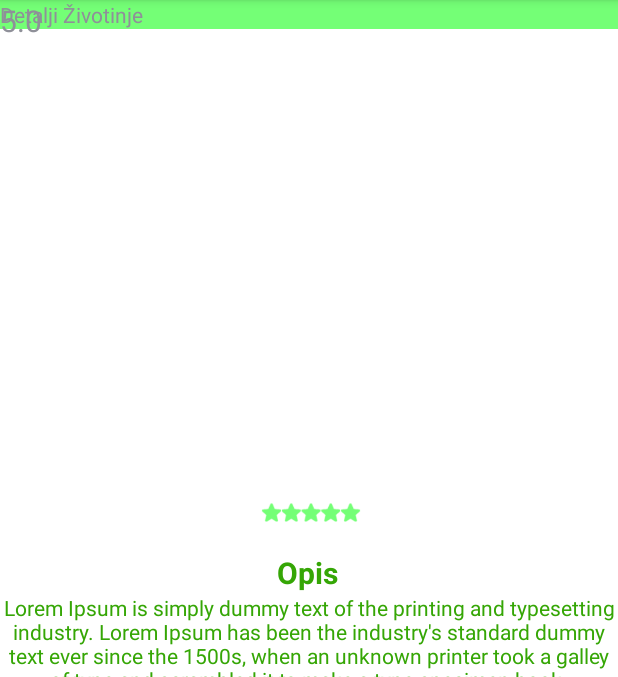
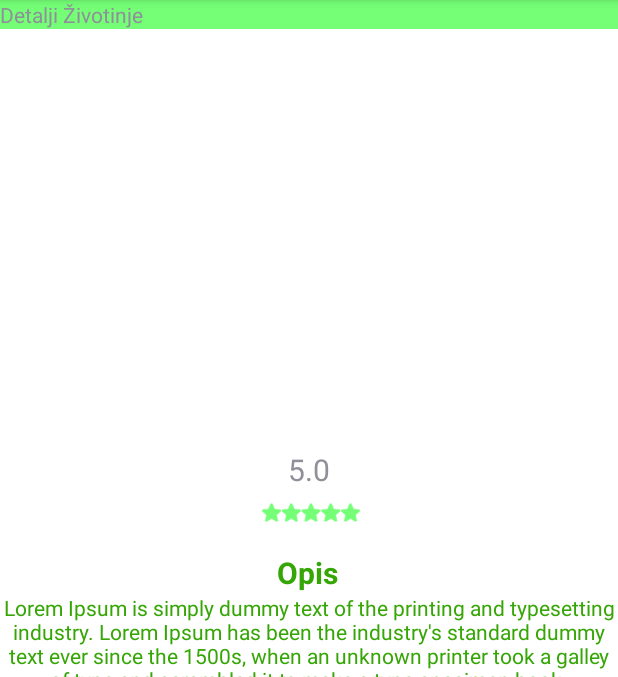
Before and after one commit to Xerokee/Azil, an Android app: the layout activity_detailed.xml on its own in the app's theme, with its tools: preview values and no code run, on a phone screen of 412 x 824 dp, the part 84-761 px from its top. Run offline under Robolectric (Android 15) with nearby library versions, the phone set to English and light mode, and no system bars; Roboto replaces fonts that are not available here.

Commit message:
Design fix

```diff
--- a/app/src/main/res/layout/activity_detailed.xml
+++ b/app/src/main/res/layout/activity_detailed.xml
@@ -45,8 +45,10 @@
         android:fontFamily="@font/alice"
         android:text="5.0"
         android:textSize="20sp"
-        tools:layout_editor_absoluteX="192dp"
-        tools:layout_editor_absoluteY="300dp" />
+        app:layout_constraintBottom_toTopOf="@+id/imageView2"
+        app:layout_constraintEnd_toEndOf="parent"
+        app:layout_constraintStart_toStartOf="parent"
+        app:layout_constraintTop_toBottomOf="@+id/detailed_img" />
 
     <TextView
         android:id="@+id/textView6"
```
